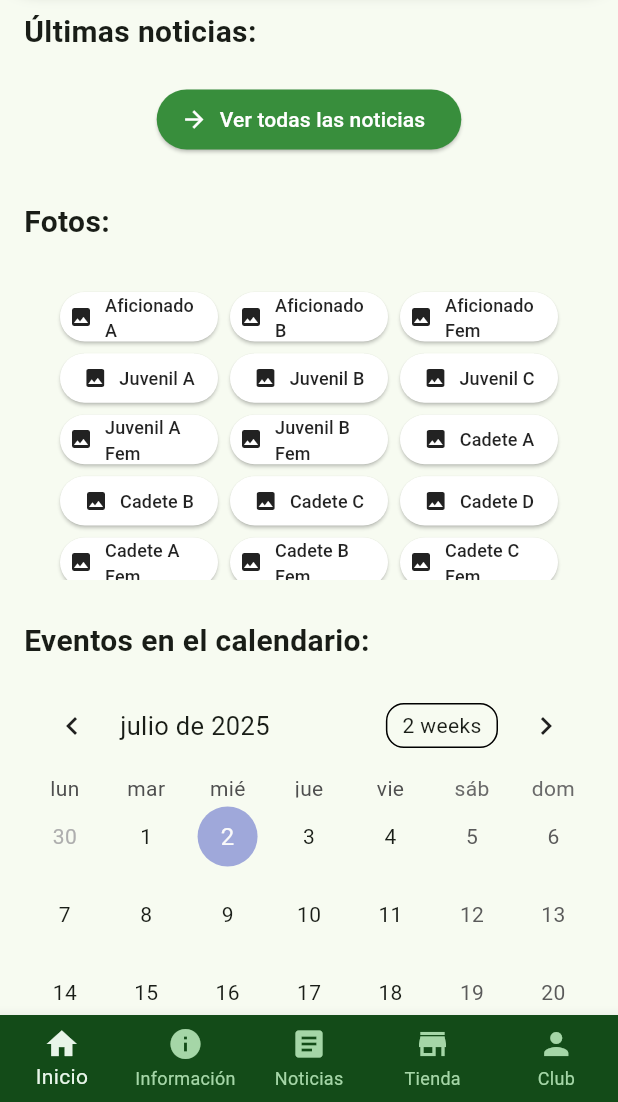
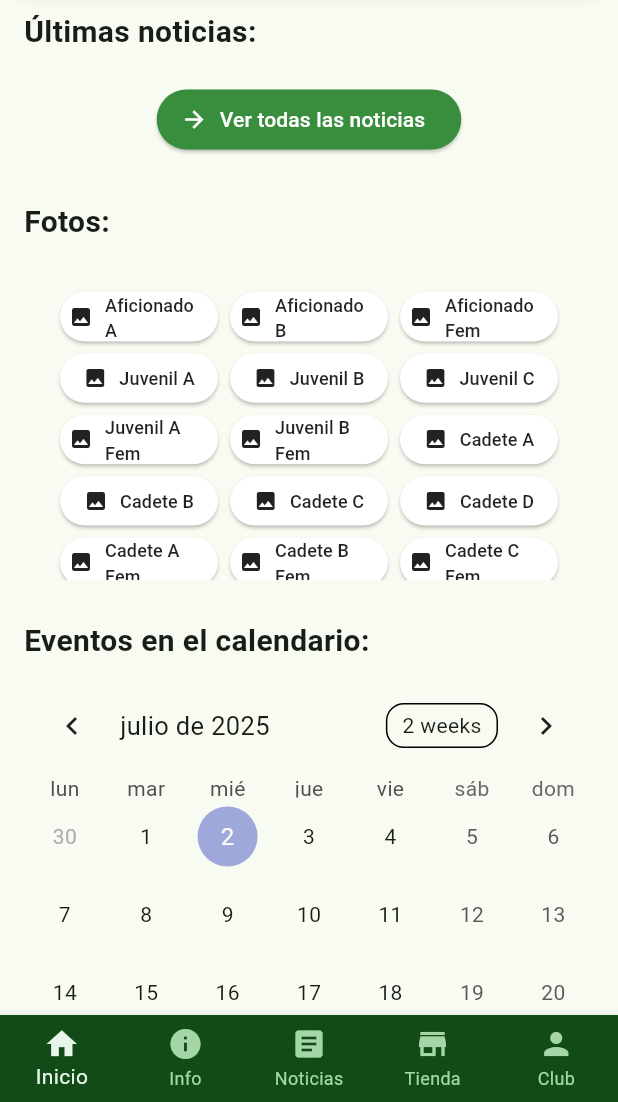
Before and after one commit to MarioMM5/Proyecto-CDE-AMISTAD, a Flutter app: the screen it shows after launch, on a phone screen of 412 x 824 dp, the part 134-1236 px from its top. Run offline on Flutter 3.47's test engine with Material 3 defaults, Android fonts, the phone set to English and light mode, and no system bars; drawn by our look-alikes of table_calendar; our stand-ins replace permission_handler, shared_preferences, supabase_flutter, webview_flutter; missing offline and left inert: add_2_calendar; accounts and stored records are empty.

Commit message:
Cambiado el apartado inferior, de Informacion a info, ya que no se veia bien

```diff
--- a/cde_amistad/lib/main.dart
+++ b/cde_amistad/lib/main.dart
@@ -148,7 +148,7 @@ class _MyHomePageState extends State<MyHomePage> {
           ),
           BottomNavigationBarItem(
             icon: Icon(Icons.info),
-            label: 'Información',
+            label: 'Info',
           ),
           BottomNavigationBarItem(
             icon: Icon(Icons.article),
```
